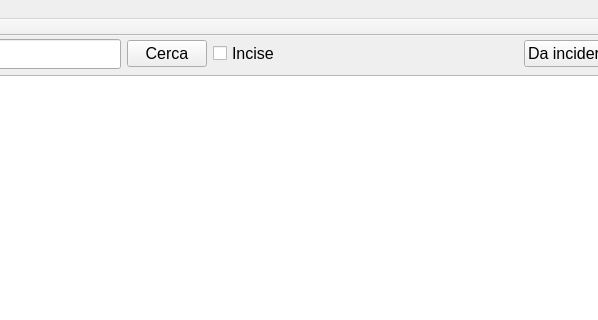
First picture: the form in funeraria.ui, repository LuigiCaradonna/funeraria, before the edit; both pictures show x 576 to 1174 and y 0 to 320 of the 1280 by 800 pixel window.
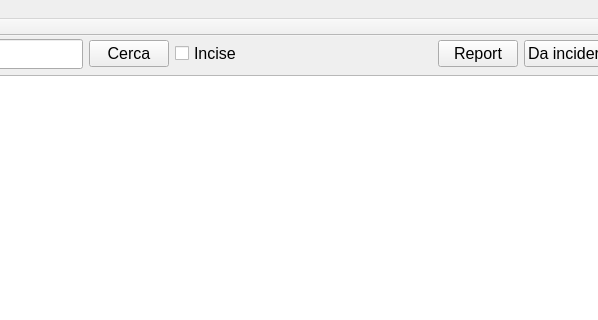
Second picture: the form after the edit.

Patch:
```diff
--- a/funeraria.ui
+++ b/funeraria.ui
@@ -221,6 +221,18 @@
           </property>
          </spacer>
         </item>
+        <item>
+         <widget class="QPushButton" name="btnReport">
+          <property name="font">
+           <font>
+            <pointsize>12</pointsize>
+           </font>
+          </property>
+          <property name="text">
+           <string>Report</string>
+          </property>
+         </widget>
+        </item>
         <item>
          <widget class="QPushButton" name="btnToEngrave">
           <property name="font">
```
